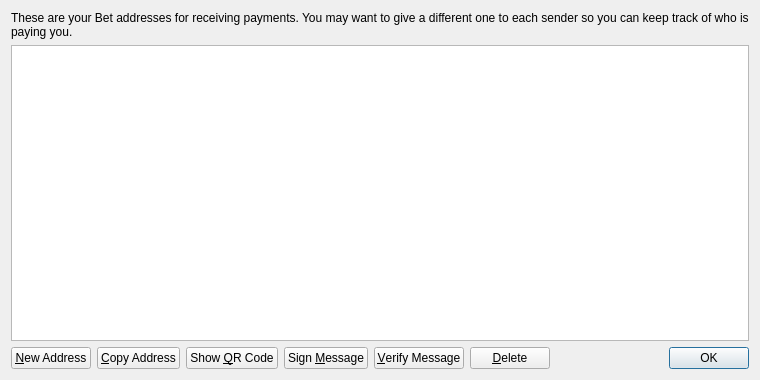
Old version of the form src/qt/forms/addressbookpage.ui in the repository Betcoincore/betcoin.
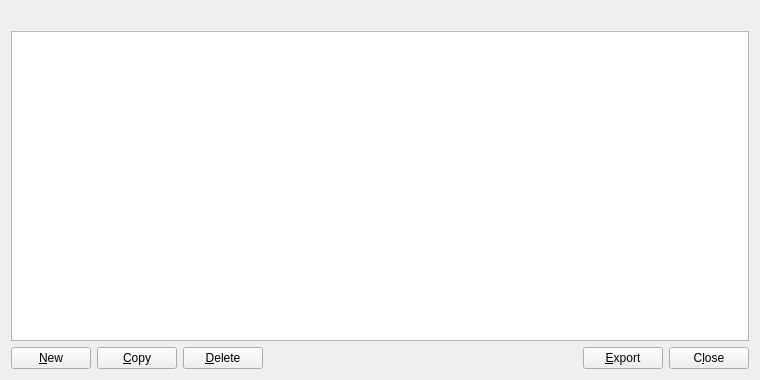
New version of the form.

What changed in the file:
```diff
--- a/src/qt/forms/addressbookpage.ui
+++ b/src/qt/forms/addressbookpage.ui
@@ -16,9 +16,6 @@
   <layout class="QVBoxLayout" name="verticalLayout">
    <item>
     <widget class="QLabel" name="labelExplanation">
-     <property name="text">
-      <string>These are your Bet addresses for receiving payments. You may want to give a different one to each sender so you can keep track of who is paying you.</string>
-     </property>
      <property name="textFormat">
       <enum>Qt::PlainText</enum>
      </property>
@@ -38,6 +35,9 @@
      <property name="tabKeyNavigation">
       <bool>false</bool>
      </property>
+     <property name="alternatingRowColors">
+      <bool>true</bool>
+     </property>
      <property name="selectionMode">
       <enum>QAbstractItemView::SingleSelection</enum>
      </property>
@@ -60,7 +60,10 @@
         <string>Create a new address</string>
        </property>
        <property name="text">
-        <string>&amp;New Address</string>
+        <string>&amp;New</string>
+       </property>
+       <property name="autoDefault">
+        <bool>false</bool>
        </property>
       </widget>
      </item>
@@ -70,45 +73,24 @@
         <string>Copy the currently selected address to the system clipboard</string>
        </property>
        <property name="text">
-        <string>&amp;Copy Address</string>
+        <string>&amp;Copy</string>
        </property>
-      </widget>
-     </item>
-     <item>
-      <widget class="QPushButton" name="showQRCode">
-       <property name="text">
-        <string>Show &amp;QR Code</string>
+       <property name="autoDefault">
+        <bool>false</bool>
        </property>
       </widget>
      </item>
      <item>
-      <widget class="QPushButton" name="signMessage">
-       <property name="toolTip">
-        <string>Sign a message to prove you own a Bet address</string>
-       </property>
-       <property name="text">
-        <string>Sign &amp;Message</string>
-       </property>
-      </widget>
-     </item>
-     <item>
-      <widget class="QPushButton" name="verifyMessage">
-       <property name="toolTip">
-        <string>Verify a message to ensure it was signed with a specified Bet address</string>
-       </property>
-       <property name="text">
-        <string>&amp;Verify Message</string>
-       </property>
-      </widget>
-     </item>
-     <item>
-      <widget class="QPushButton" name="deleteButton">
+      <widget class="QPushButton" name="deleteAddress">
        <property name="toolTip">
         <string>Delete the currently selected address from the list</string>
        </property>
        <property name="text">
         <string>&amp;Delete</string>
        </property>
+       <property name="autoDefault">
+        <bool>false</bool>
+       </property>
       </widget>
      </item>
      <item>
@@ -125,15 +107,31 @@
       </spacer>
      </item>
      <item>
-      <widget class="QDialogButtonBox" name="buttonBox">
+      <widget class="QPushButton" name="exportButton">
+       <property name="toolTip">
+        <string>Export the data in the current tab to a file</string>
+       </property>
+       <property name="text">
+        <string>&amp;Export</string>
+       </property>
+       <property name="autoDefault">
+        <bool>false</bool>
+       </property>
+      </widget>
+     </item>
+     <item>
+      <widget class="QPushButton" name="closeButton">
        <property name="sizePolicy">
-        <sizepolicy hsizetype="Maximum" vsizetype="Fixed">
+        <sizepolicy hsizetype="Minimum" vsizetype="Minimum">
          <horstretch>0</horstretch>
          <verstretch>0</verstretch>
         </sizepolicy>
        </property>
-       <property name="standardButtons">
-        <set>QDialogButtonBox::Ok</set>
+       <property name="text">
+        <string>C&amp;lose</string>
+       </property>
+       <property name="autoDefault">
+        <bool>false</bool>
        </property>
       </widget>
      </item>
```
Left out of the diff: 11 changed lines with no effect on the pictures.
